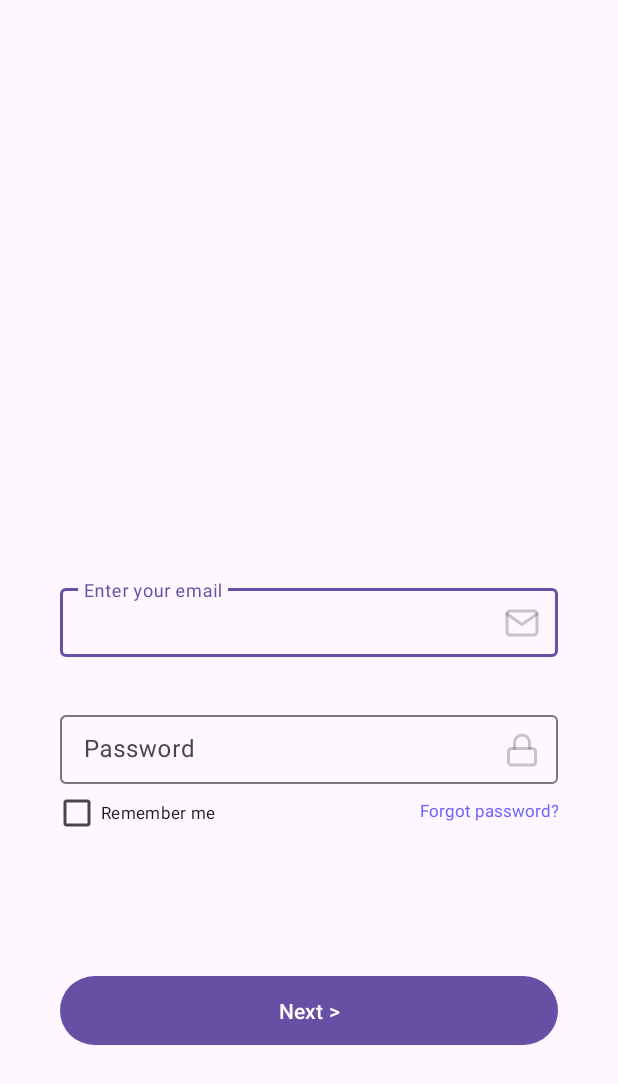
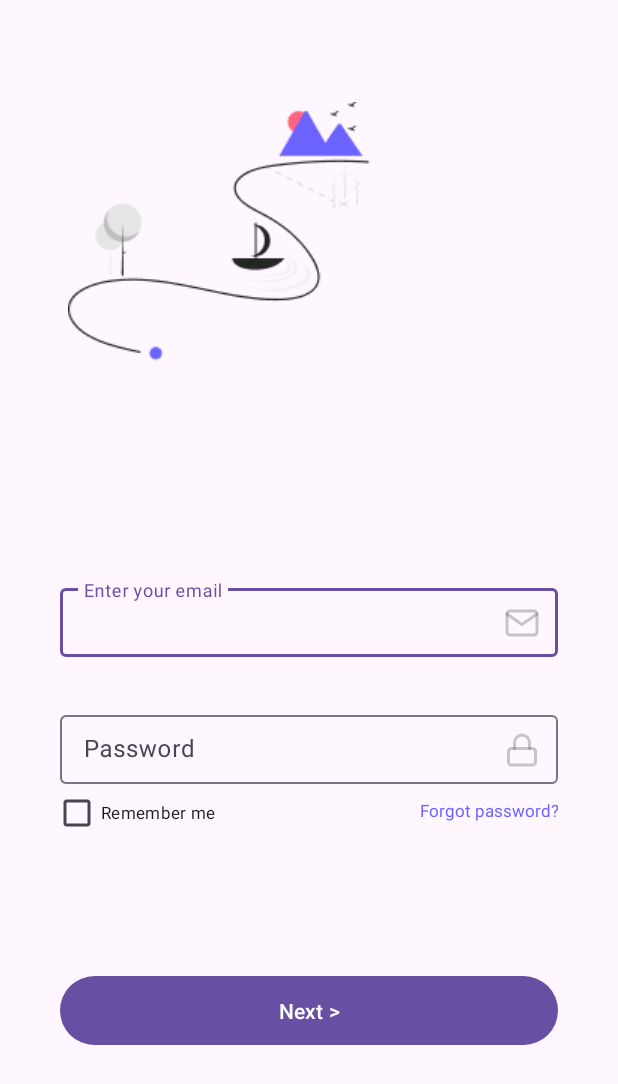
Before and after one commit to serkan-bayram/ma-assignment, an Android app: the screen it shows after launch (SignInActivity), on a phone screen of 412 x 824 dp. Shown: the top 1084 px of the screen. Run offline under Robolectric (Android 15) with nearby library versions, the phone set to English and light mode, and no system bars.

Commit message:
Add logo to sign in screen

```diff
--- a/app/src/main/res/layout/sign_in_activity.xml
+++ b/app/src/main/res/layout/sign_in_activity.xml
@@ -18,7 +18,9 @@
         app:layout_constraintBottom_toBottomOf="parent"
         app:layout_constraintEnd_toEndOf="parent"
         app:layout_constraintStart_toStartOf="parent"
+
         app:layout_constraintTop_toTopOf="parent">
+
 
         <com.google.android.material.textfield.TextInputEditText
             android:layout_width="match_parent"
@@ -88,5 +90,16 @@
         app:layout_constraintStart_toStartOf="parent"
         app:layout_constraintTop_toBottomOf="@+id/passwordInput" />
 
+    <ImageView
+        android:id="@+id/logo"
+        android:layout_width="wrap_content"
+        android:layout_height="wrap_content"
+        android:contentDescription="@string/logo"
+        app:layout_constraintBottom_toTopOf="@+id/emailInput"
+        app:layout_constraintEnd_toEndOf="parent"
+        app:layout_constraintStart_toStartOf="parent"
+        app:layout_constraintTop_toTopOf="parent"
+        app:srcCompat="@drawable/logo" />
+
 
 </androidx.constraintlayout.widget.ConstraintLayout>
--- a/app/src/main/res/values/strings.xml
+++ b/app/src/main/res/values/strings.xml
@@ -6,6 +6,7 @@
     <string name="remember_me_checkbox">Remember me</string>
     <string name="forgot_password_button">Forgot password?</string>
     <string name="next_button">Next ></string>
+    <string name="logo">Logo</string>
 
 
     <string name="mail_icon_content_description">Mail Icon</string>
```
Also changed, not shown: app/src/main/res/drawable/logo.png (added).
